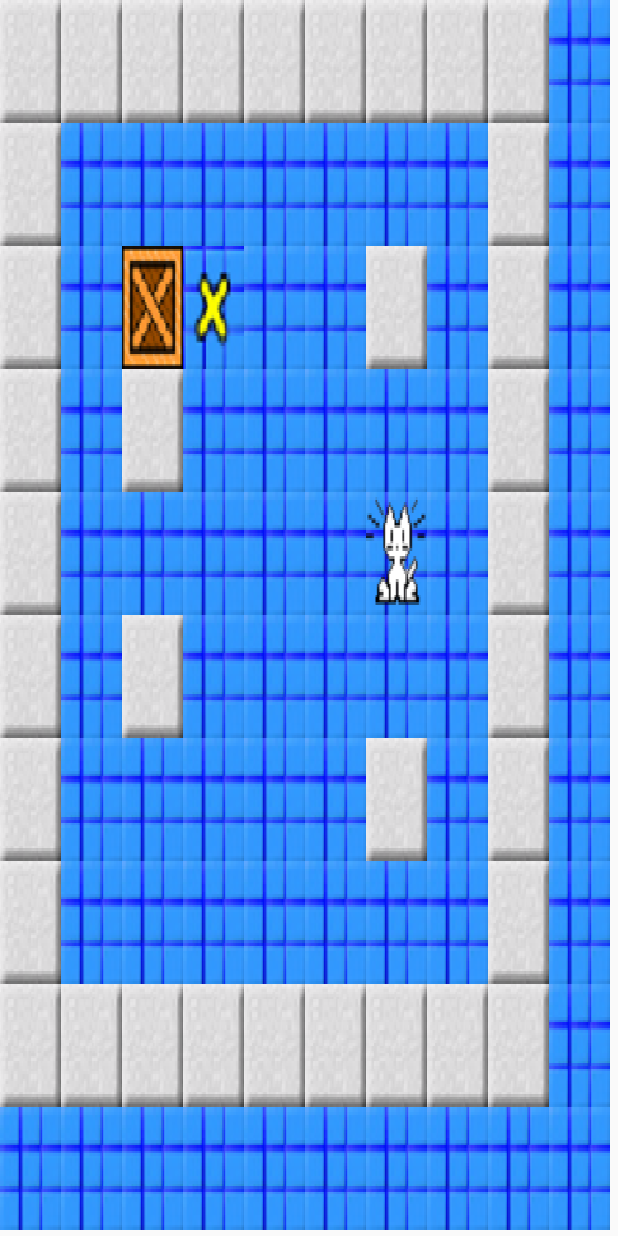
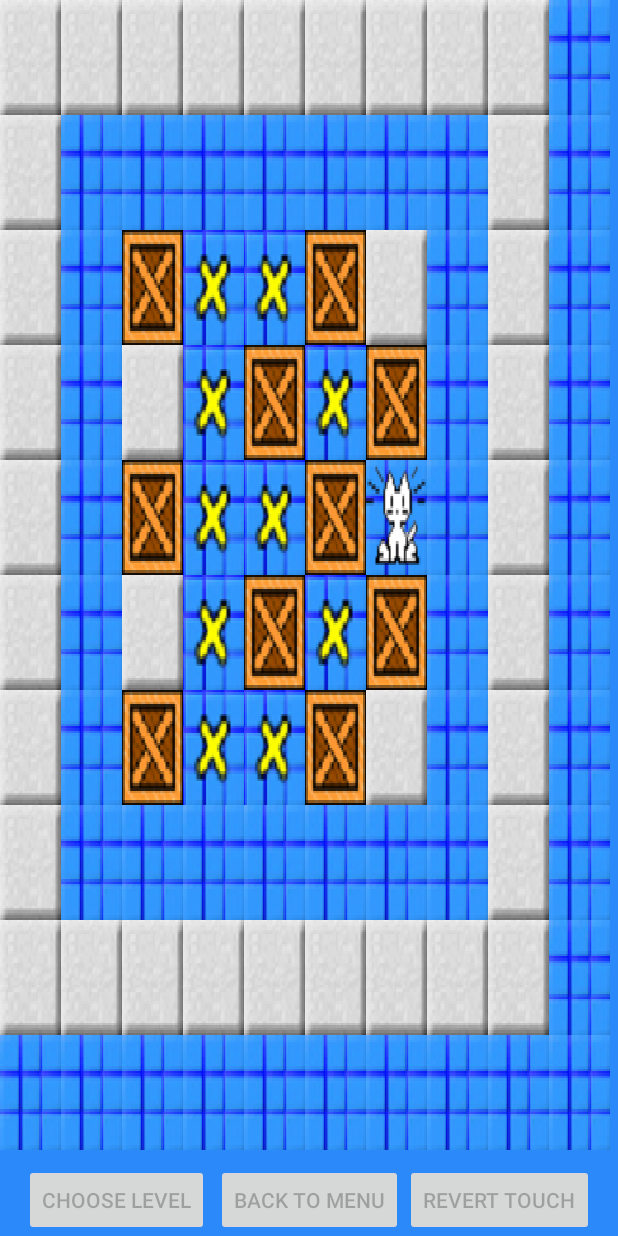
Before and after one commit to rddrdhd/TAMZII_Sokoban, an Android app: the layout activity_game.xml on its own in the app's theme, with its tools: preview values and no code run, on a phone screen of 412 x 824 dp. Run offline under Robolectric (Android 15) with nearby library versions, the phone set to English and light mode, and no system bars.

Commit message:
Not working buttons

```diff
--- a/app/src/main/java/com/example/sokoban33/E.java
+++ b/app/src/main/java/com/example/sokoban33/E.java
@@ -2,7 +2,7 @@ package com.example.sokoban33;
 
 public class E {
 //globals
-    public static int actualLevel = 0;
+    public static int actualLevel = 1;
 
 //constants
     public static final int LEFT = 0;
--- a/app/src/main/java/com/example/sokoban33/MainActivity.java
+++ b/app/src/main/java/com/example/sokoban33/MainActivity.java
@@ -1,14 +1,35 @@
 package com.example.sokoban33;
-
 
 import android.os.Bundle;
 import android.support.v7.app.AppCompatActivity;
+import android.view.View;
+import android.widget.Button;
+import android.widget.Toast;
 
 public class MainActivity extends AppCompatActivity {
 
     @Override
     protected void onCreate(Bundle savedInstanceState) {
         super.onCreate(savedInstanceState);
-        setContentView(R.layout.activity_game);
+        setContentView(R.layout.activity_main);
+
+        final Button buttonPlay = findViewById(R.id.buttonPlay);
+        buttonPlay.setOnClickListener(new View.OnClickListener() {
+            public void onClick(View v) {
+                setContentView(R.layout.activity_game);
+            }
+        });
+
+        final Button buttonResume = findViewById(R.id.buttonResume);
+        buttonResume.setOnClickListener(new View.OnClickListener() {
+            public void onClick(View v) {
+                //Intent intent = new Intent(this, SokoView.class);
+                // String message = "idk";
+                // intent.putExtra(EXTRA_MESSAGE, message);
+                //startActivity(intent);
+                Toast.makeText(getApplicationContext(), "nope", Toast.LENGTH_LONG).show();
+            }
+        });
     }
+
 }
--- a/app/src/main/java/com/example/sokoban33/SokoView.java
+++ b/app/src/main/java/com/example/sokoban33/SokoView.java
@@ -92,7 +92,7 @@ public class SokoView extends View{
     @Override
     protected void onSizeChanged(int w, int h, int oldw, int oldh) {
         width = w / ly;
-        height = h / lx;
+        height = (int) (h / 1.0666 /lx);
         super.onSizeChanged(w, h, oldw, oldh);
     }
 
--- a/app/src/main/res/layout/activity_game.xml
+++ b/app/src/main/res/layout/activity_game.xml
@@ -4,6 +4,7 @@
     xmlns:tools="http://schemas.android.com/tools"
     android:layout_width="match_parent"
     android:layout_height="match_parent"
+    android:background="#2C89FA"
     tools:context=".MainActivity">
 
     <com.example.sokoban33.SokoView
@@ -14,4 +15,36 @@
         app:layout_constraintStart_toStartOf="parent"
         app:layout_constraintTop_toTopOf="parent" />
 
+    <Button
+        android:id="@+id/button3"
+        android:layout_width="wrap_content"
+        android:layout_height="wrap_content"
+        android:text="Choose level"
+        android:enabled="false"
+        app:layout_constraintBottom_toBottomOf="@+id/sokoView"
+        app:layout_constraintEnd_toEndOf="parent"
+        app:layout_constraintHorizontal_bias="0.055"
+        app:layout_constraintStart_toStartOf="parent" />
+
+    <Button
+        android:id="@+id/button2"
+        android:layout_width="wrap_content"
+        android:layout_height="wrap_content"
+        android:text="revert touch"
+        android:enabled="false"
+        app:layout_constraintBottom_toBottomOf="@+id/sokoView"
+        app:layout_constraintEnd_toEndOf="parent"
+        app:layout_constraintHorizontal_bias="0.943"
+        app:layout_constraintStart_toStartOf="parent" />
+
+    <Button
+        android:id="@+id/button"
+        android:layout_width="wrap_content"
+        android:layout_height="wrap_content"
+        android:text="Back to menu"
+        android:enabled="false"
+        app:layout_constraintBottom_toBottomOf="@+id/sokoView"
+        app:layout_constraintEnd_toEndOf="parent"
+        app:layout_constraintStart_toStartOf="parent" />
+
 </android.support.constraint.ConstraintLayout>
```
